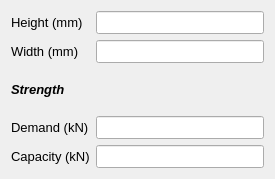
Old version of the form Connections/Moment/BBSpliceCoverPlate/BBSpliceCoverPlateBolted/ui_flangespliceplate.ui in the repository osdag-admin/Osdag.
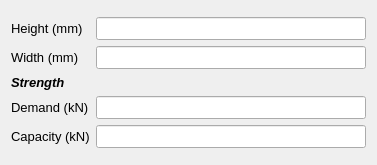
New version of the form.

```diff
--- a/Connections/Moment/BBSpliceCoverPlate/BBSpliceCoverPlateBolted/ui_flangespliceplate.ui
+++ b/Connections/Moment/BBSpliceCoverPlate/BBSpliceCoverPlateBolted/ui_flangespliceplate.ui
@@ -6,15 +6,15 @@
    <rect>
     <x>0</x>
     <y>0</y>
-    <width>275</width>
-    <height>179</height>
+    <width>377</width>
+    <height>146</height>
    </rect>
   </property>
   <property name="windowTitle">
    <string>Flange splice plate</string>
   </property>
-  <layout class="QGridLayout" name="gridLayout">
-   <item row="0" column="0">
+  <layout class="QFormLayout" name="formLayout">
+   <item row="1" column="0">
     <widget class="QLabel" name="plateHeight">
      <property name="font">
       <font>
@@ -28,7 +28,7 @@
      </property>
     </widget>
    </item>
-   <item row="0" column="1">
+   <item row="1" column="1">
     <widget class="QLineEdit" name="txt_plateHeight">
      <property name="font">
       <font>
@@ -42,7 +42,7 @@
      </property>
     </widget>
    </item>
-   <item row="1" column="0">
+   <item row="2" column="0">
     <widget class="QLabel" name="label_2">
      <property name="font">
       <font>
@@ -56,7 +56,7 @@
      </property>
     </widget>
    </item>
-   <item row="1" column="1">
+   <item row="2" column="1">
     <widget class="QLineEdit" name="txt_plateWidth">
      <property name="font">
       <font>
@@ -70,7 +70,7 @@
      </property>
     </widget>
    </item>
-   <item row="2" column="0">
+   <item row="3" column="0">
     <widget class="QLabel" name="label_162">
      <property name="font">
       <font>
@@ -88,7 +88,7 @@
      </property>
     </widget>
    </item>
-   <item row="3" column="0">
+   <item row="4" column="0">
     <widget class="QLabel" name="label_163">
      <property name="font">
       <font>
@@ -105,7 +105,7 @@
      </property>
     </widget>
    </item>
-   <item row="3" column="1">
+   <item row="4" column="1">
     <widget class="QLineEdit" name="txt_plateDemand">
      <property name="font">
       <font>
@@ -119,7 +119,7 @@
      </property>
     </widget>
    </item>
-   <item row="4" column="0">
+   <item row="5" column="0">
     <widget class="QLabel" name="label_164">
      <property name="font">
       <font>
@@ -136,7 +136,7 @@
      </property>
     </widget>
    </item>
-   <item row="4" column="1">
+   <item row="5" column="1">
     <widget class="QLineEdit" name="txt_plateCapacity">
      <property name="font">
       <font>
@@ -150,6 +150,32 @@
      </property>
     </widget>
    </item>
+   <item row="6" column="1">
+    <spacer name="verticalSpacer">
+     <property name="orientation">
+      <enum>Qt::Vertical</enum>
+     </property>
+     <property name="sizeHint" stdset="0">
+      <size>
+       <width>20</width>
+       <height>40</height>
+      </size>
+     </property>
+    </spacer>
+   </item>
+   <item row="0" column="1">
+    <spacer name="verticalSpacer_2">
+     <property name="orientation">
+      <enum>Qt::Vertical</enum>
+     </property>
+     <property name="sizeHint" stdset="0">
+      <size>
+       <width>20</width>
+       <height>40</height>
+      </size>
+     </property>
+    </spacer>
+   </item>
   </layout>
  </widget>
  <resources/>
```
